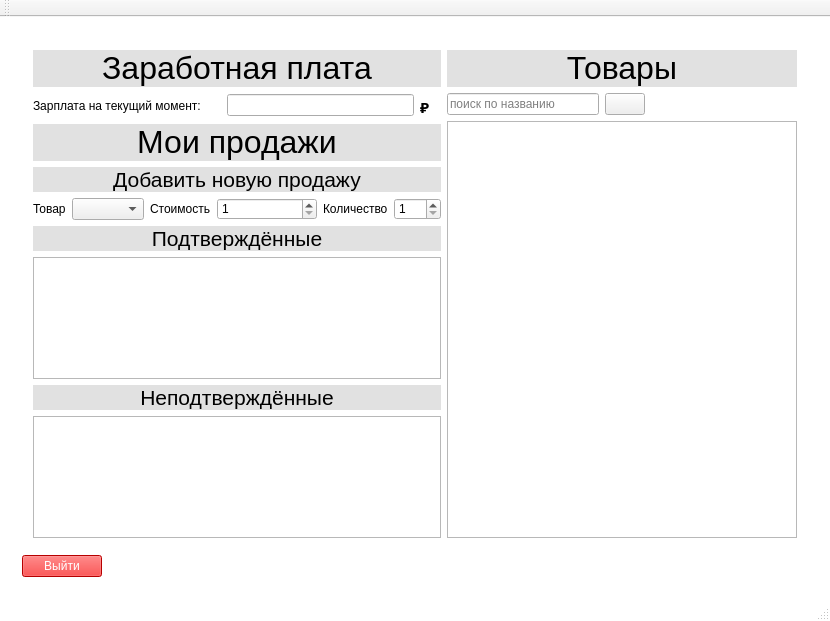
Old version of the form iSalary/iSalary/mainwindow.ui in the repository Polikarpova/iSalary.
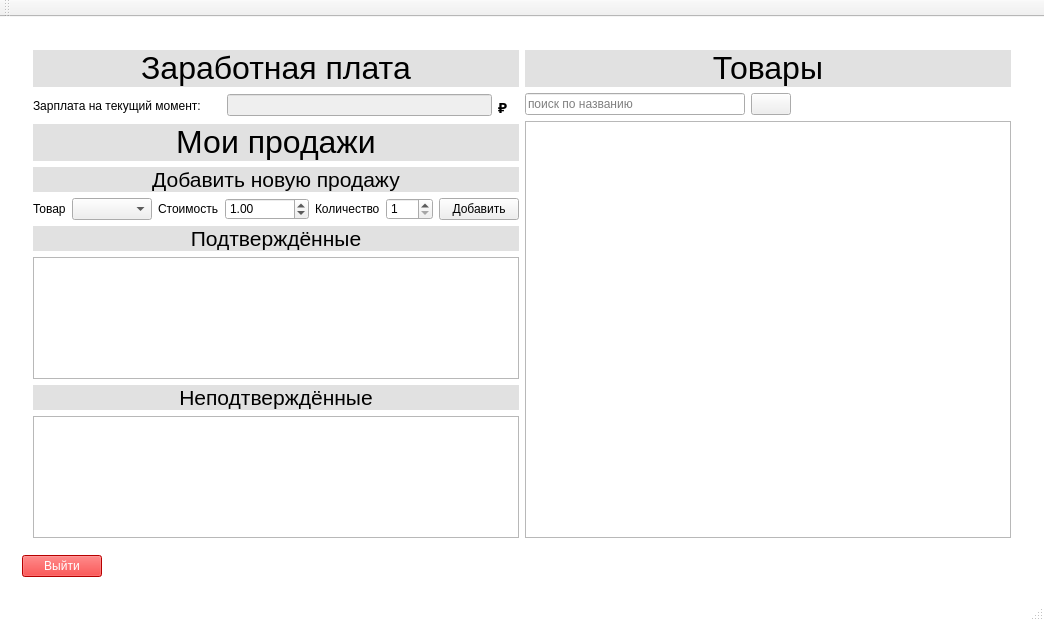
New version of the form. The open tabs and pages were chosen to show the change. Icons and pictures are not drawn.

What changed in the file:
```diff
--- a/iSalary/iSalary/mainwindow.ui
+++ b/iSalary/iSalary/mainwindow.ui
@@ -6,8 +6,8 @@
    <rect>
     <x>0</x>
     <y>0</y>
-    <width>814</width>
-    <height>620</height>
+    <width>1044</width>
+    <height>611</height>
    </rect>
   </property>
   <property name="windowTitle">
@@ -1956,6 +1956,9 @@
                 </item>
                 <item>
                  <widget class="QLineEdit" name="currentSalary">
+                  <property name="enabled">
+                   <bool>false</bool>
+                  </property>
                   <property name="inputMask">
                    <string/>
                   </property>
@@ -2039,28 +2042,6 @@
                   </property>
                  </widget>
                 </item>
-                <item row="0" column="3">
-                 <widget class="QSpinBox" name="priceInput">
-                  <property name="sizePolicy">
-                   <sizepolicy hsizetype="Fixed" vsizetype="Fixed">
-                    <horstretch>0</horstretch>
-                    <verstretch>0</verstretch>
-                   </sizepolicy>
-                  </property>
-                  <property name="minimumSize">
-                   <size>
-                    <width>100</width>
-                    <height>0</height>
-                   </size>
-                  </property>
-                  <property name="minimum">
-                   <number>1</number>
-                  </property>
-                  <property name="maximum">
-                   <number>99999999</number>
-                  </property>
-                 </widget>
-                </item>
                 <item row="0" column="4">
                  <widget class="QLabel" name="label_29">
                   <property name="sizePolicy">
@@ -2096,6 +2077,29 @@
                   </property>
                  </widget>
                 </item>
+                <item row="0" column="6">
+                 <widget class="QPushButton" name="addSaleButton">
+                  <property name="text">
+                   <string>Добавить</string>
+                  </property>
+                 </widget>
+                </item>
+                <item row="0" column="3">
+                 <widget class="QDoubleSpinBox" name="priceSale">
+                  <property name="minimum">
+                   <double>0.010000000000000</double>
+                  </property>
+                  <property name="maximum">
+                   <double>99999999.000000000000000</double>
+                  </property>
+                  <property name="singleStep">
+                   <double>0.010000000000000</double>
+                  </property>
+                  <property name="value">
+                   <double>1.000000000000000</double>
+                  </property>
+                 </widget>
+                </item>
                </layout>
               </item>
               <item>
```
Left out of the diff: 108 changed lines with no effect on the pictures.
